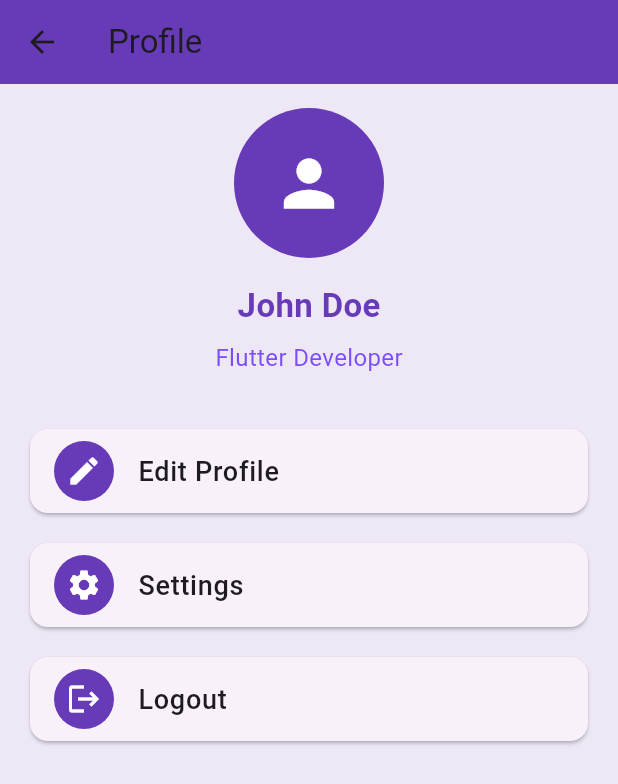
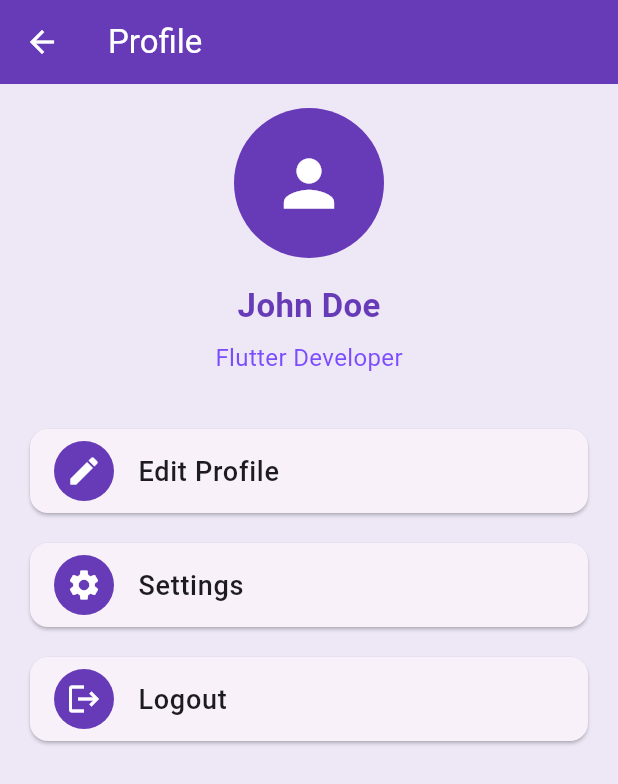
Before and after one commit to bim-bim-bam-baam/flutter_front, a Flutter app: the ProfilePage screen opened directly, on a phone screen of 412 x 824 dp. Shown: the top 784 px of the screen. Run offline on Flutter 3.47's test engine with Material 3 defaults, Android fonts, the phone set to English and light mode, and no system bars.

Commit message:
Slight design changes in profile and chat

```diff
--- a/lib/screens/pages/profile_page.dart
+++ b/lib/screens/pages/profile_page.dart
@@ -8,8 +8,12 @@ class ProfilePage extends StatelessWidget {
     return Scaffold(
       backgroundColor: Colors.deepPurple[50], // Фон страницы
       appBar: AppBar(
-        title: const Text('Profile'),
+        title: const Text(
+          'Profile',
+          style: TextStyle(color: Colors.white), // Белый текст заголовка
+        ),
         backgroundColor: Colors.deepPurple,
+        iconTheme: const IconThemeData(color: Colors.white), // Белая иконка "Назад"
       ),
       body: Padding(
         padding: const EdgeInsets.all(16.0),
```
Also changed, not shown: lib/screens/pages/chat_page.dart (+6 -3 lines).
